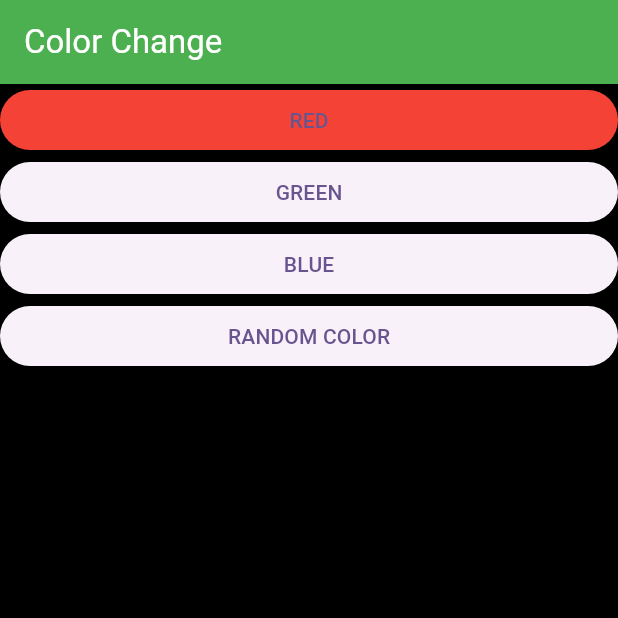
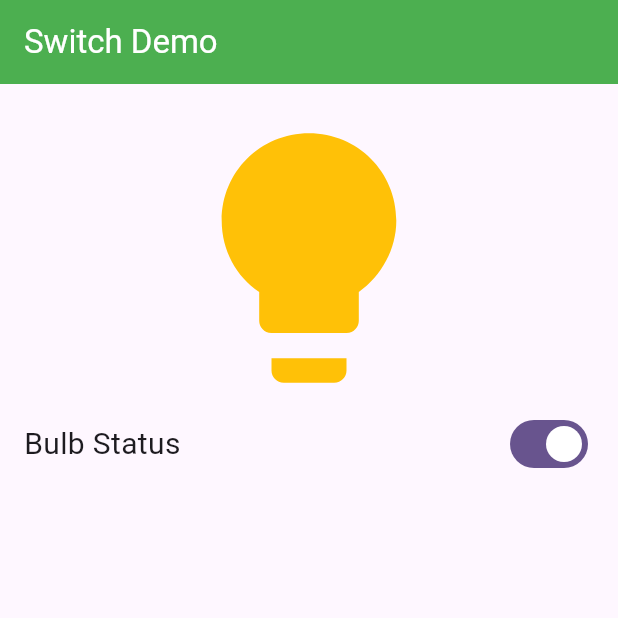
Before and after one commit to abidroid/flutter_online_june_project, a Flutter app: the screen it shows after launch, on a phone screen of 412 x 824 dp, the top half of it. Run offline on Flutter 3.47's test engine with Material 3 defaults, Android fonts, the phone set to English and light mode, and no system bars.

Commit message:
switch demo

```diff
--- a/lib/main.dart
+++ b/lib/main.dart
@@ -12,6 +12,7 @@ import 'package:flutter_online_june_project/screens/row_and_column_demo_screen.d
 import 'package:flutter_online_june_project/screens/simple_gridview_screen.dart';
 import 'package:flutter_online_june_project/screens/stack_demo_screen.dart';
 import 'package:flutter_online_june_project/screens/stateful_demo_screen.dart';
+import 'package:flutter_online_june_project/screens/switch_demo_screen.dart';
 
 
 void main() {
@@ -29,7 +30,7 @@ class MyApp extends StatelessWidget {
       theme: ThemeData(
         colorScheme: ColorScheme.fromSeed(seedColor: Colors.deepPurple),
       ),
-      home: const ColorChangeDemoScreen() // Launcher screen
+      home: const SwitchDemoScreen() // Launcher screen
     );
   }
 }
--- /dev/null
+++ b/lib/screens/switch_demo_screen.dart
@@ -0,0 +1,50 @@
+
+import 'package:flutter/material.dart';
+
+class SwitchDemoScreen extends StatefulWidget {
+  const SwitchDemoScreen({super.key});
+
+  @override
+  State<SwitchDemoScreen> createState() => _SwitchDemoScreenState();
+}
+
+class _SwitchDemoScreenState extends State<SwitchDemoScreen> {
+
+  // state variable
+  bool switchKaStatus = true;
+
+  @override
+  Widget build(BuildContext context) {
+    return Scaffold(
+      appBar: AppBar(
+        title: const Text("Switch Demo"),
+        backgroundColor: Colors.green,
+        foregroundColor: Colors.white,
+      ),
+
+      body: Padding(
+        padding: const EdgeInsets.all(16.0),
+        child: Column(
+          children: [
+
+            Icon(Icons.lightbulb,
+              size: 200,
+              color: switchKaStatus ?  Colors.amber : Colors.black),
+            Row(
+              mainAxisAlignment: MainAxisAlignment.spaceBetween,
+              children: [
+                Text('Bulb Status', style: TextStyle(fontSize: 20),),
+                Switch(value: switchKaStatus, onChanged: (bool isChecked){
+
+                  setState(() {
+                    switchKaStatus = isChecked;
+                  });
+                }),
+              ],
+            )
+          ],
+        ),
+      ),
+    );
+  }
+}
```
